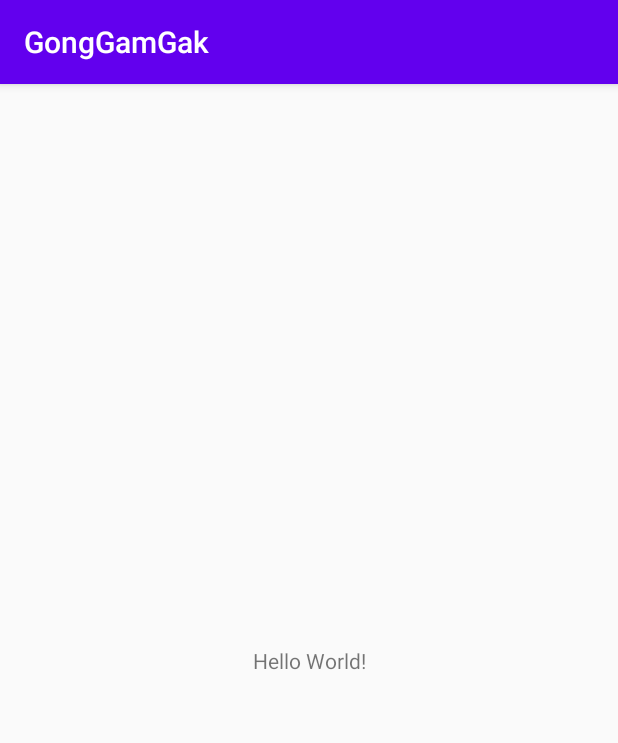
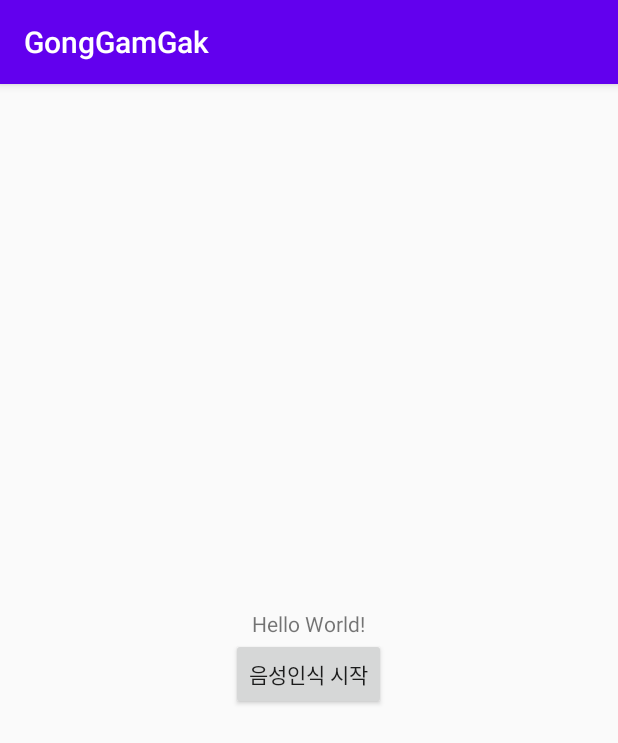
Before and after one commit to PNUAndroidClass/GongGamGak, an Android app: the screen it shows after launch (MainActivity), on a phone screen of 412 x 824 dp. Shown: the top 743 px of the screen. Run offline under Robolectric (Android 15) with nearby library versions, the phone set to English and light mode, and no system bars.

Commit message:
음성인식 기능 추가

```diff
--- a/application/app/src/main/AndroidManifest.xml
+++ b/application/app/src/main/AndroidManifest.xml
@@ -2,6 +2,8 @@
 <manifest xmlns:android="http://schemas.android.com/apk/res/android"
     package="com.example.gonggamgak">
 
+    <uses-permission android:name="android.permission.INTERNET" />;
+    <uses-permission android:name="android.permission.RECORD_AUDIO" />;
     <application
         android:allowBackup="true"
         android:icon="@mipmap/ic_launcher"
--- a/application/app/src/main/java/com/example/gonggamgak/MainActivity.java
+++ b/application/app/src/main/java/com/example/gonggamgak/MainActivity.java
@@ -1,14 +1,127 @@
 package com.example.gonggamgak;
 
 import androidx.appcompat.app.AppCompatActivity;
+import androidx.core.app.ActivityCompat;
+import androidx.core.content.ContextCompat;
 
+import android.Manifest;
+import android.content.Intent;
+import android.content.pm.PackageManager;
 import android.os.Bundle;
+import android.speech.RecognitionListener;
+import android.speech.RecognizerIntent;
+import android.speech.SpeechRecognizer;
+import android.view.View;
+import android.widget.Button;
+import android.widget.TextView;
+import android.widget.Toast;
 
-public class MainActivity extends AppCompatActivity {
+import java.util.ArrayList;
+
+public class MainActivity extends AppCompatActivity implements View.OnClickListener {
+    Intent intent;
+    SpeechRecognizer mRecognizer;
+    private TextView tv_result;
+    private Button btn_start;
+    private final int MY_PERMISSIONS_RECORD_AUDIO = 1;
 
     @Override
     protected void onCreate(Bundle savedInstanceState) {
         super.onCreate(savedInstanceState);
+
         setContentView(R.layout.activity_main);
+        bindUI();
+
+    }
+
+    private void bindUI() {
+        tv_result = (TextView) findViewById(R.id.tv_result);
+        Button button = (Button) findViewById(R.id.btn_start);
+        button.setOnClickListener(this);
+        setVoiceRecognizer();
+    }
+
+    private void setVoiceRecognizer() {
+        if (ContextCompat.checkSelfPermission(this,
+                Manifest.permission.RECORD_AUDIO)
+                != PackageManager.PERMISSION_GRANTED) {
+
+            if (ActivityCompat.shouldShowRequestPermissionRationale(this,
+                    Manifest.permission.RECORD_AUDIO)) {
+
+            } else {
+                ActivityCompat.requestPermissions(this,
+                        new String[]{Manifest.permission.RECORD_AUDIO}, MY_PERMISSIONS_RECORD_AUDIO
+                );
+            }
+        }
+
+        intent = new Intent(RecognizerIntent.ACTION_RECOGNIZE_SPEECH);
+        intent.putExtra(RecognizerIntent.EXTRA_CALLING_PACKAGE, getPackageName());
+        intent.putExtra(RecognizerIntent.EXTRA_LANGUAGE, "ko-KR");
+
+        mRecognizer = SpeechRecognizer.createSpeechRecognizer(this);
+        mRecognizer.setRecognitionListener(recognitionListener);
+
+    }
+
+    private RecognitionListener recognitionListener = new RecognitionListener() {
+        @Override
+        public void onReadyForSpeech(Bundle bundle) {
+            tv_result.setText("들을 준비가 됬습니다.");
+
+        }
+
+        @Override
+        public void onBeginningOfSpeech() {
+            tv_result.setText("듣는중입니다.");
+        }
+
+        @Override
+        public void onRmsChanged(float v) {
+
+        }
+
+        @Override
+        public void onBufferReceived(byte[] bytes) {
+        }
+
+        @Override
+        public void onEndOfSpeech() {
+        }
+
+        @Override
+        public void onError(int i) {
+            tv_result.setText("너무 늦게 말하면 오류뜹니다");
+        }
+
+        @Override
+        public void onResults(Bundle bundle) {
+            String key = "";
+            key = SpeechRecognizer.RESULTS_RECOGNITION;
+            ArrayList<String> mResult = bundle.getStringArrayList(key);
+
+            String[] rs = new String[mResult.size()];
+            mResult.toArray(rs);
+
+            tv_result.setText(rs[0]);
+        }
+
+        @Override
+        public void onPartialResults(Bundle bundle) {
+        }
+
+        @Override
+        public void onEvent(int i, Bundle bundle) {
+        }
+    };
+
+    @Override
+    public void onClick(View view) {
+        switch (view.getId()){
+            case R.id.btn_start:
+                mRecognizer.startListening(intent);
+                break;
+        }
     }
 }
--- a/application/app/src/main/res/layout/activity_main.xml
+++ b/application/app/src/main/res/layout/activity_main.xml
@@ -1,12 +1,15 @@
 <?xml version="1.0" encoding="utf-8"?>
-<androidx.constraintlayout.widget.ConstraintLayout xmlns:android="http://schemas.android.com/apk/res/android"
+<LinearLayout xmlns:android="http://schemas.android.com/apk/res/android"
     xmlns:app="http://schemas.android.com/apk/res-auto"
     xmlns:tools="http://schemas.android.com/tools"
     android:layout_width="match_parent"
     android:layout_height="match_parent"
-    tools:context=".MainActivity">
+    tools:context=".MainActivity"
+    android:gravity="center"
+    android:orientation="vertical">
 
     <TextView
+        android:id="@+id/tv_result"
         android:layout_width="wrap_content"
         android:layout_height="wrap_content"
         android:text="Hello World!"
@@ -14,5 +17,10 @@
         app:layout_constraintLeft_toLeftOf="parent"
         app:layout_constraintRight_toRightOf="parent"
         app:layout_constraintTop_toTopOf="parent" />
+    <Button
+        android:id="@+id/btn_start"
+        android:layout_width="wrap_content"
+        android:layout_height="wrap_content"
+        android:text="음성인식 시작"/>
 
-</androidx.constraintlayout.widget.ConstraintLayout>
+</LinearLayout>
```
